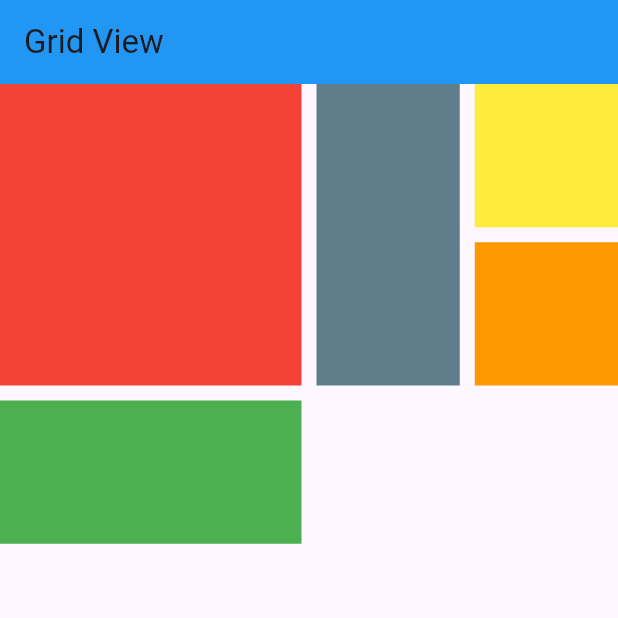
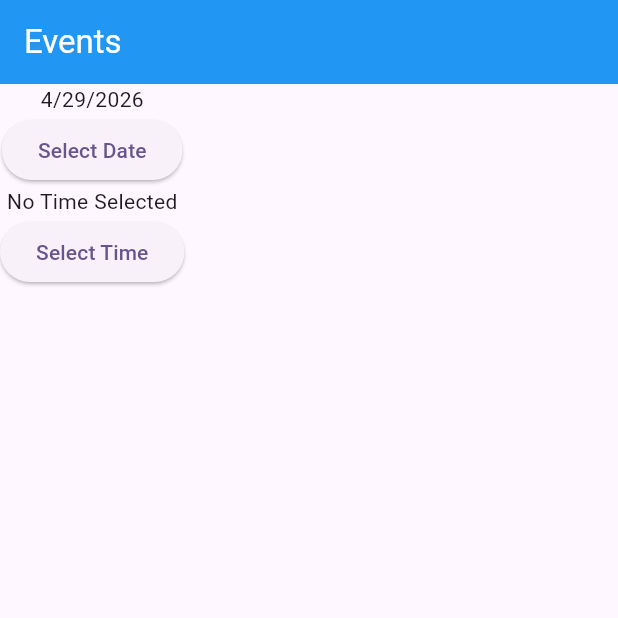
Before and after one commit to AbRehman536/haris_frontend, a Flutter app: the screen it shows after launch, on a phone screen of 412 x 824 dp, the top half of it. Run offline on Flutter 3.47's test engine with Material 3 defaults, Android fonts, the light colour scheme and no system bars; our stand-ins replace smooth_page_indicator.

Commit message:
Date And Time Picker done

```diff
--- /dev/null
+++ b/lib/date_time_picker.dart
@@ -0,0 +1,52 @@
+import 'package:flutter/material.dart';
+import 'package:intl/intl.dart';
+
+class DateTimePickerDemo extends StatefulWidget {
+  const DateTimePickerDemo({super.key});
+
+  @override
+  State<DateTimePickerDemo> createState() => _DateTimePickerDemoState();
+}
+
+class _DateTimePickerDemoState extends State<DateTimePickerDemo> {
+  DateTime selectedDate = DateTime.now();
+  TimeOfDay? selectedTime;
+  @override
+  Widget build(BuildContext context) {
+    return Scaffold(
+      appBar:AppBar(
+        title: Text("Events"),
+        backgroundColor: Colors.blue,
+        foregroundColor: Colors.white,
+      ),
+      body: Column(
+        children: [
+          Text(DateFormat.yMd().format(selectedDate)),
+          ElevatedButton(onPressed: (){
+            showDatePicker(
+                context: context,
+                firstDate: DateTime.now(),
+                lastDate: DateTime(2126))
+                .then((value){
+                  setState(() {
+                    selectedDate = value!;
+                  });
+            });
+          }, child: Text("Select Date")),
+
+          Text(selectedTime != null ? selectedTime!.format(context).toString() : "No Time Selected"),
+          ElevatedButton(onPressed: (){
+            showTimePicker(
+                context: context,
+                initialTime: TimeOfDay.now())
+                .then((value){
+                  setState(() {
+                    selectedTime = value;
+                  });
+            });
+          }, child: Text("Select Time"))
+        ],
+      ),
+    );
+  }
+}
--- a/lib/main.dart
+++ b/lib/main.dart
@@ -1,5 +1,6 @@
 import 'package:flutter/material.dart';
 import 'package:haris_frontend/body.dart';
+import 'package:haris_frontend/date_time_picker.dart';
 import 'package:haris_frontend/grid)view/gridView_builder.dart';
 import 'package:haris_frontend/grid)view/gridView_count.dart';
 import 'package:haris_frontend/grid)view/staggered_grid.dart';
@@ -42,7 +43,7 @@ class MyApp extends StatelessWidget {
         // tested with just a hot reload.
         colorScheme: ColorScheme.fromSeed(seedColor: Colors.deepPurple),
       ),
-      home: GridViewStaggered(),
+      home: DateTimePickerDemo(),
     );
   }
 }
--- a/pubspec.yaml
+++ b/pubspec.yaml
@@ -36,6 +36,7 @@ dependencies:
   cupertino_icons: ^1.0.8
   smooth_page_indicator: ^2.0.1
   flutter_staggered_grid_view: ^0.7.0
+  intl: ^0.20.2
 
 dev_dependencies:
   flutter_test:
```
Also changed, not shown: pubspec.lock.
